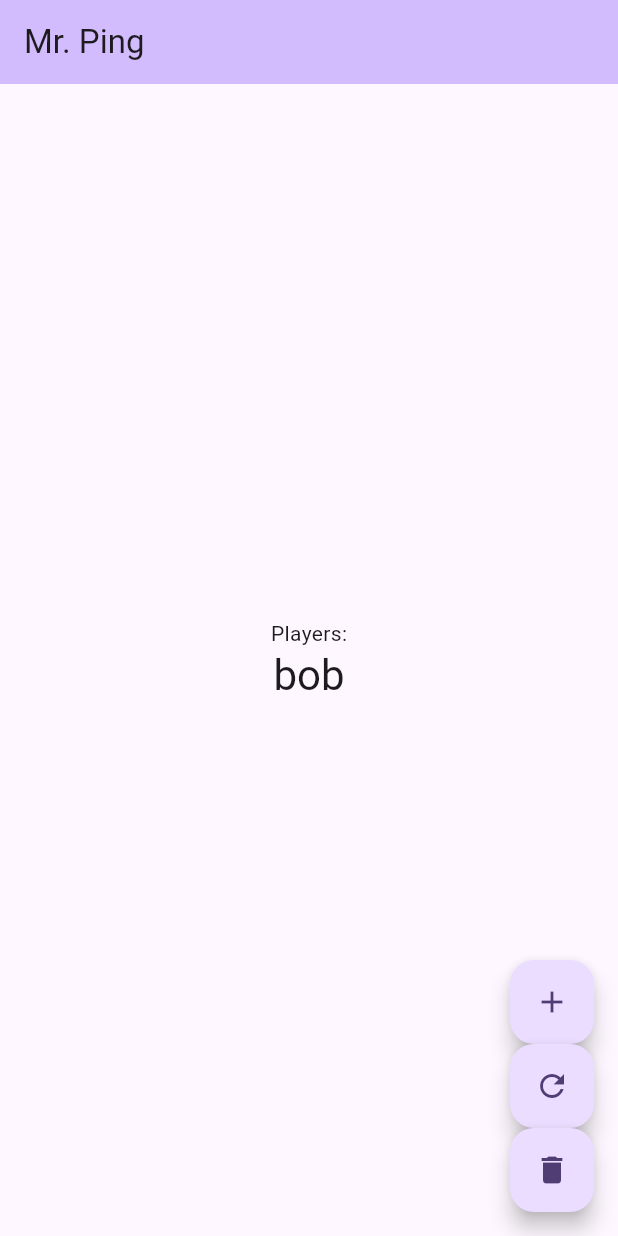
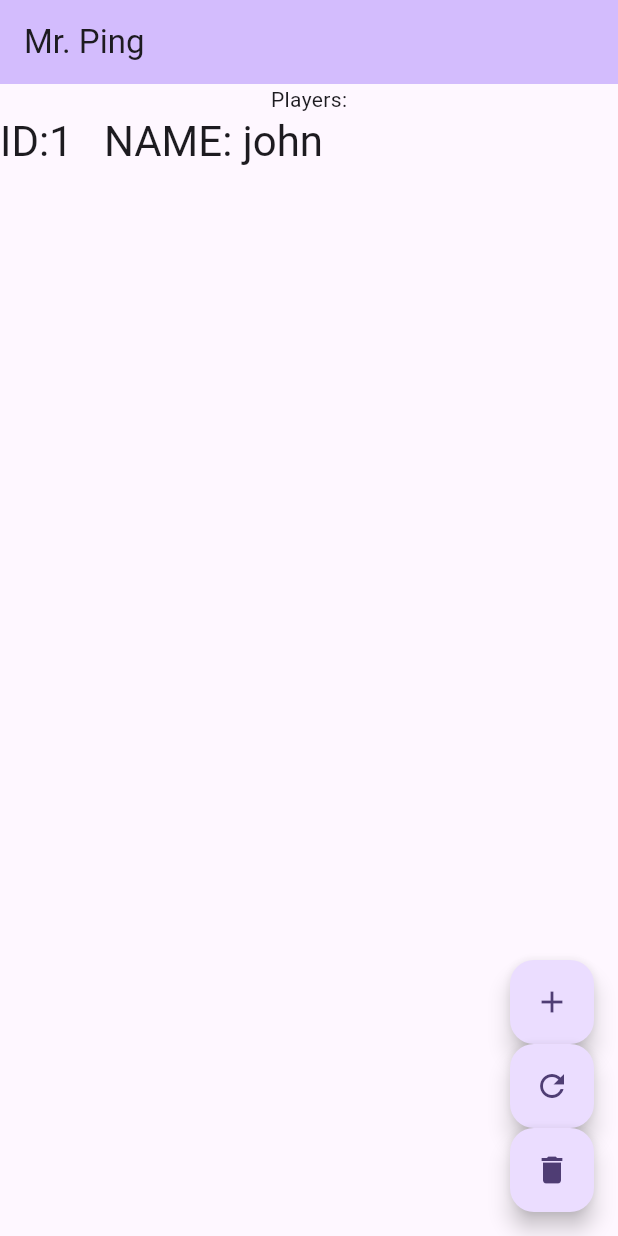
Before and after one commit to zdpel/mrping, a Flutter app: the screen it shows after launch, after a tap on the "add" icon, on a phone screen of 412 x 824 dp. Run offline on Flutter 3.47's test engine with Material 3 defaults, Android fonts, the phone set to English and light mode, and no system bars; our stand-ins replace sqflite; accounts and stored records are empty.

Commit message:
simple db interaction and display on homepage

```diff
--- a/lib/main.dart
+++ b/lib/main.dart
@@ -48,6 +48,7 @@ class MyHomePage extends StatefulWidget {
 
 class _MyHomePageState extends State<MyHomePage> {
   late List<Player> players = [];
+  int nextID = 1;
 
   @override
   void initState(){
@@ -55,14 +56,16 @@ class _MyHomePageState extends State<MyHomePage> {
     refreshPlayers();
   }
   void addPlayer() async {
-    Player newPlayer = Player(id: 1, name: "bob", wins: 3, losses: 1);
+    Player newPlayer = Player(id: nextID, name: "john", wins: 2, losses: 2);
+    nextID++;
     await mainDB.instance.create(newPlayer);
     await refreshPlayers();
     setState(() {});
   }
 
   void deletePlayer() async {
-    await mainDB.instance.delete(1);
+    await mainDB.instance.delete(nextID-1);
+    nextID--;
     await refreshPlayers();
     setState(() {});
   }
@@ -87,9 +90,17 @@ class _MyHomePageState extends State<MyHomePage> {
               'Players:',
             ),
             if (players.isNotEmpty)
-              Text(
-                players[0].name ?? "No db entry available",
-                style: Theme.of(context).textTheme.headlineMedium,
+              Expanded(
+                child: ListView.builder(
+                  itemCount: players.length,
+                  itemBuilder: (context, index){
+                    return Text(
+                      'ID:${players[index].id}   NAME: ${players[index].name ?? "No db entry"}',
+                      // players[index].name ?? "No db entry",
+                      style: Theme.of(context).textTheme.headlineMedium,
+                    );
+                  }
+                ),
               ),
             if (players.isEmpty)
               Text(
```
